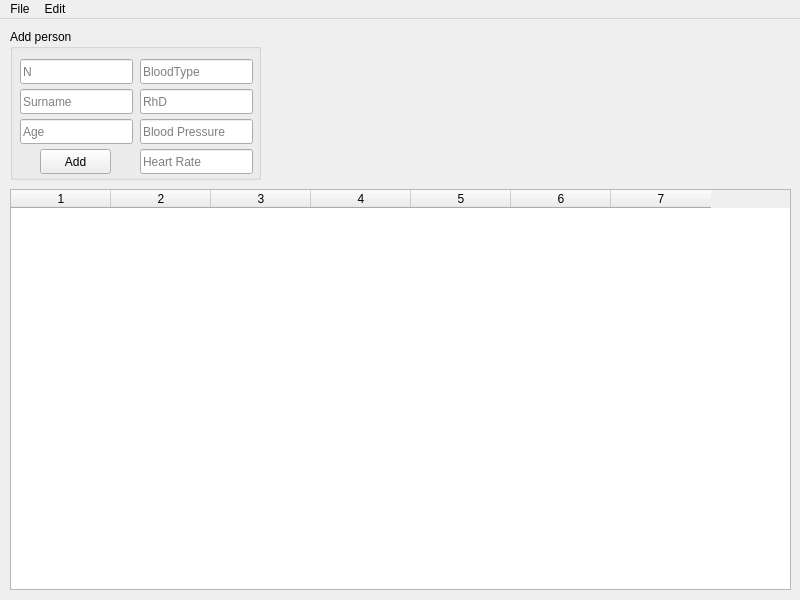
This is OOP/cw/mainwindow.ui in geekylthyosaur/lpnu as Qt 5 draws it before an edit. The edited form follows.
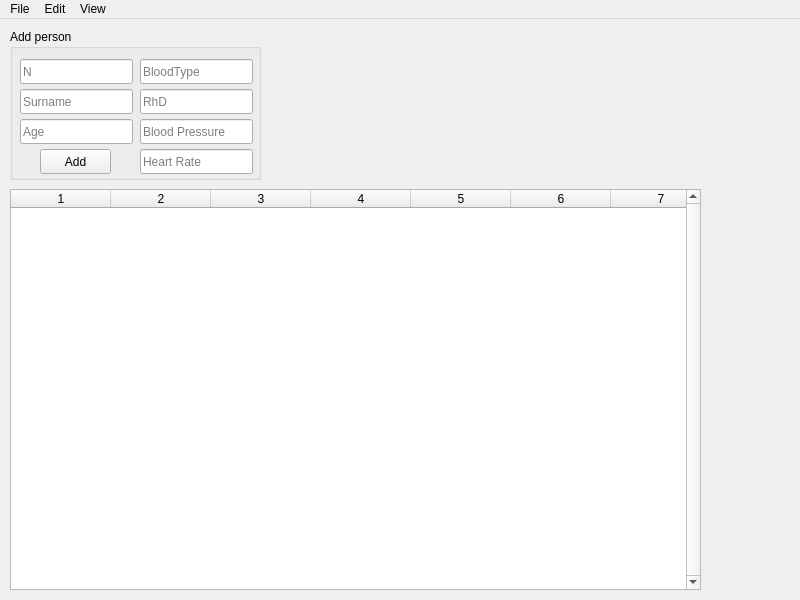
This is the edited form.

Patch:
```diff
--- a/OOP/cw/mainwindow.ui
+++ b/OOP/cw/mainwindow.ui
@@ -154,13 +154,22 @@
      <rect>
       <x>10</x>
       <y>170</y>
-      <width>781</width>
+      <width>691</width>
       <height>401</height>
      </rect>
     </property>
+    <property name="verticalScrollBarPolicy">
+     <enum>Qt::ScrollBarAlwaysOn</enum>
+    </property>
+    <property name="horizontalScrollBarPolicy">
+     <enum>Qt::ScrollBarAlwaysOff</enum>
+    </property>
     <property name="editTriggers">
      <set>QAbstractItemView::NoEditTriggers</set>
     </property>
+    <property name="textElideMode">
+     <enum>Qt::ElideRight</enum>
+    </property>
     <property name="verticalScrollMode">
      <enum>QAbstractItemView::ScrollPerPixel</enum>
     </property>
@@ -170,6 +179,9 @@
     <property name="columnCount">
      <number>7</number>
     </property>
+    <attribute name="verticalHeaderVisible">
+     <bool>false</bool>
+    </attribute>
     <column/>
     <column/>
     <column/>
@@ -201,8 +213,26 @@
     </property>
     <addaction name="actionAdd"/>
    </widget>
+   <widget class="QMenu" name="menuView">
+    <property name="title">
+     <string>View</string>
+    </property>
+    <widget class="QMenu" name="menuSort">
+     <property name="title">
+      <string>Sort by</string>
+     </property>
+     <addaction name="actionby_Blood_Pressure"/>
+     <addaction name="actionType_and_RhD"/>
+     <addaction name="actionRhD_and_Heart_Rate"/>
+    </widget>
+    <addaction name="menuSort"/>
+    <addaction name="actionBest_Donors"/>
+    <addaction name="actionBest_Recepients"/>
+    <addaction name="actionDonors_Recipients"/>
+   </widget>
    <addaction name="menuFile"/>
    <addaction name="menuEdit"/>
+   <addaction name="menuView"/>
   </widget>
   <action name="actionOpen">
    <property name="text">
```
Left out of the diff: 30 changed lines with no effect on the pictures.
